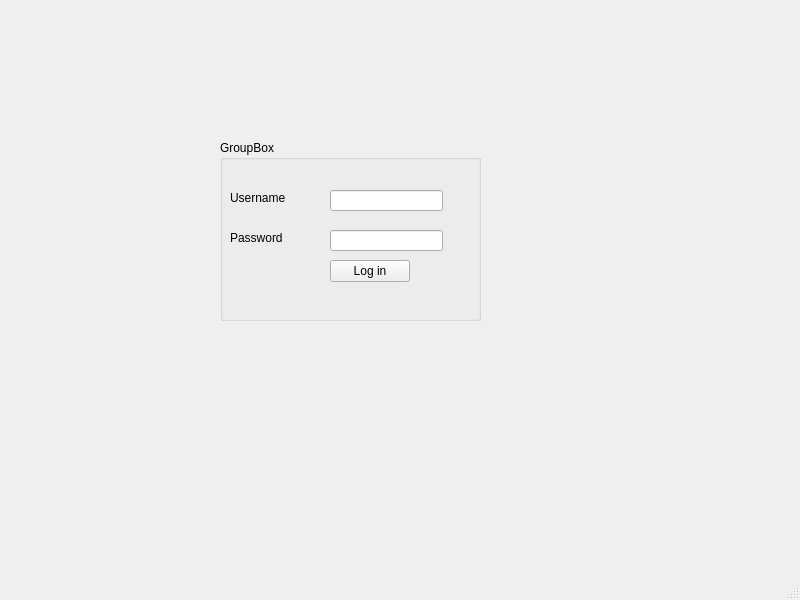
This is loginwindow.ui in Feqzz/qTracker-Client as Qt 5 draws it before an edit. The edited form follows.
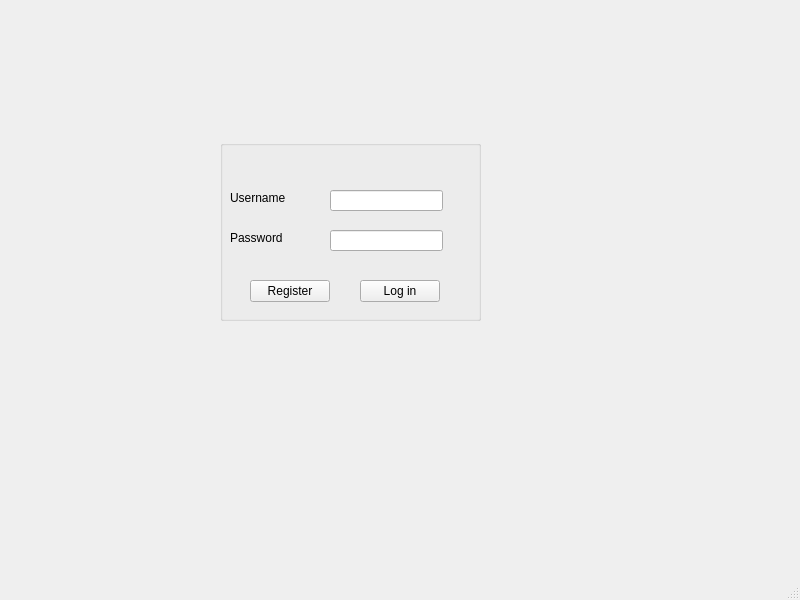
This is the edited form.

Commit message: Added register and login functions

The edit to the form file:
```diff
--- a/loginwindow.ui
+++ b/loginwindow.ui
@@ -24,7 +24,7 @@
      </rect>
     </property>
     <property name="title">
-     <string>GroupBox</string>
+     <string/>
     </property>
     <widget class="QLabel" name="label">
      <property name="geometry">
@@ -78,8 +78,8 @@
     <widget class="QPushButton" name="pushButton">
      <property name="geometry">
       <rect>
-       <x>110</x>
-       <y>120</y>
+       <x>140</x>
+       <y>140</y>
        <width>80</width>
        <height>22</height>
       </rect>
@@ -88,6 +88,19 @@
       <string>Log in</string>
      </property>
     </widget>
+    <widget class="QPushButton" name="pushButton_2">
+     <property name="geometry">
+      <rect>
+       <x>30</x>
+       <y>140</y>
+       <width>80</width>
+       <height>22</height>
+      </rect>
+     </property>
+     <property name="text">
+      <string>Register</string>
+     </property>
+    </widget>
    </widget>
   </widget>
   <widget class="QMenuBar" name="menubar">
```
The commit also changes 5 other files.
